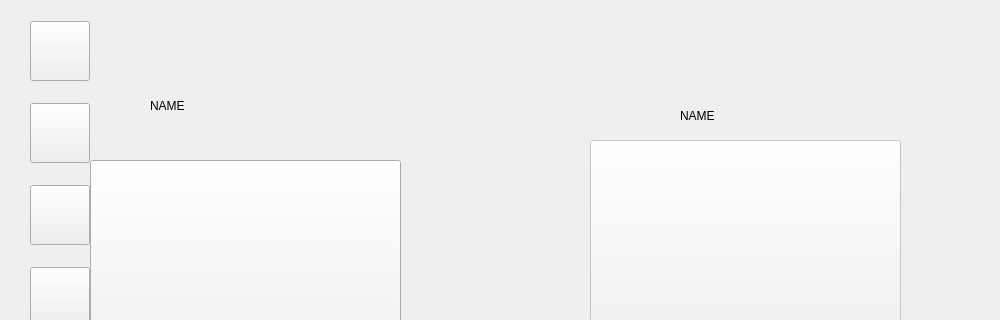
Above: mainwindow.ui from Zeteox/AsteriaGame before the change; both pictures show x 0 to 1000 and y 0 to 320 of the 1000 by 660 pixel window. Below: the same form after it.
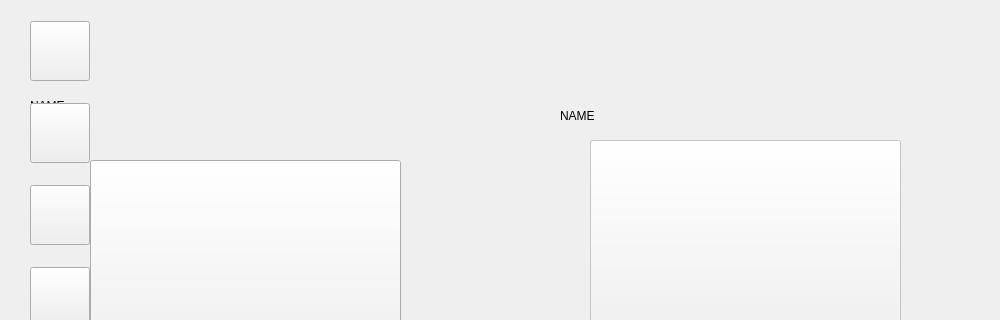
That is the form after the change. Icons and pictures are not drawn.

Commit message: patched some bugs and cammented programs

```diff
--- a/mainwindow.ui
+++ b/mainwindow.ui
@@ -954,9 +954,9 @@
        <widget class="QLabel" name="lbl_nameVillage1">
         <property name="geometry">
          <rect>
-          <x>150</x>
+          <x>30</x>
           <y>70</y>
-          <width>171</width>
+          <width>451</width>
           <height>71</height>
          </rect>
         </property>
@@ -996,9 +996,9 @@
        <widget class="QLabel" name="lbl_nameVillage2">
         <property name="geometry">
          <rect>
-          <x>680</x>
+          <x>560</x>
           <y>80</y>
-          <width>171</width>
+          <width>401</width>
           <height>71</height>
          </rect>
         </property>
```
The commit also changes 2 other files.
